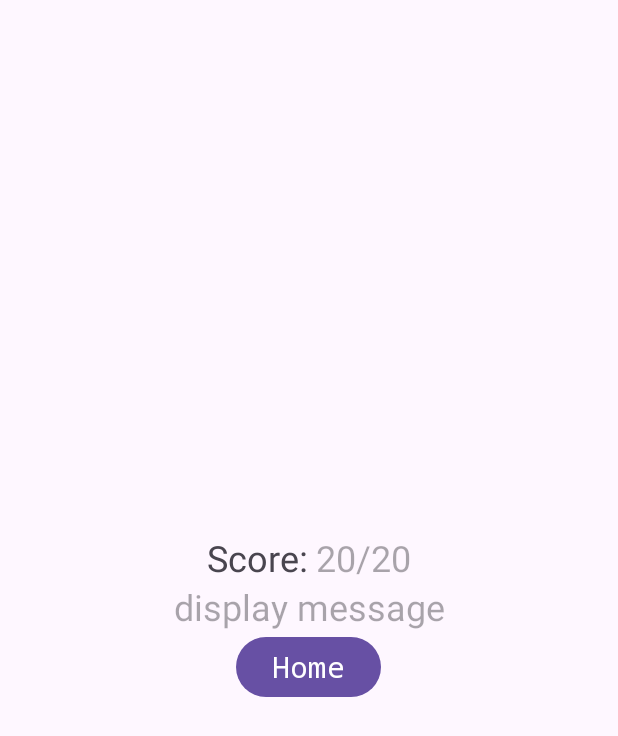
After one commit to jadmdaher/DynamicQuiz, an Android app: the fragment StatisticsFragment shown on its own in the app's theme, on a phone screen of 412 x 824 dp. The commit adds this screen. Shown: the top 736 px of the screen. Run offline under Robolectric (Android 15) with nearby library versions, the phone set to English and light mode, and no system bars.

```diff
--- a/app/src/main/AndroidManifest.xml
+++ b/app/src/main/AndroidManifest.xml
@@ -13,6 +13,9 @@
         android:theme="@style/Theme.DynamicQuiz"
         tools:targetApi="31">
         <activity
+            android:name=".StatisticsActivity"
+            android:exported="false" />
+        <activity
             android:name=".QuizActivity"
             android:exported="false" />
         <activity
--- a/app/src/main/java/com/example/dynamicquiz/MainActivity.java
+++ b/app/src/main/java/com/example/dynamicquiz/MainActivity.java
@@ -21,6 +21,8 @@ public class MainActivity extends AppCompatActivity {
     public static MyApp myApp;
     public static Database db;
 
+    public static boolean score[] = new boolean[5];
+
     @Override
     protected void onCreate(Bundle savedInstanceState) {
         super.onCreate(savedInstanceState);
@@ -36,6 +38,7 @@ public class MainActivity extends AppCompatActivity {
 
 //        db.writeData();
         quizPageViewModel.setQuestions(db.readData());
+        quizPageViewModel.setScore(score);
 
         mainBinding.startQuiz.setOnClickListener(v -> {
             Intent intent = new Intent(this, QuizActivity.class);
--- a/app/src/main/java/com/example/dynamicquiz/QuizActivity.java
+++ b/app/src/main/java/com/example/dynamicquiz/QuizActivity.java
@@ -25,8 +25,8 @@ public class QuizActivity extends AppCompatActivity {
 //        quizPageViewModel.getAnswer();
 //        quizPageViewModel.getCorrectAnswer();
 
-        QuestionFragmentStateAdapter stateAdapter = new QuestionFragmentStateAdapter(this, quizBinding.tabLayout, quizBinding.viewPager);
-        quizBinding.viewPager.setAdapter(stateAdapter);
-        stateAdapter.setUpTabLayoutMediator();
+        QuestionFragmentStateAdapter stateAdapter1 = new QuestionFragmentStateAdapter(this, quizBinding.tabLayout, quizBinding.viewPager);
+        quizBinding.viewPager.setAdapter(stateAdapter1);
+        stateAdapter1.setUpTabLayoutMediator();
     }
 }
--- /dev/null
+++ b/app/src/main/java/com/example/dynamicquiz/StatisticsFragment.java
@@ -0,0 +1,40 @@
+package com.example.dynamicquiz;
+
+import android.os.Bundle;
+
+import androidx.fragment.app.Fragment;
+
+import android.view.LayoutInflater;
+import android.view.View;
+import android.view.ViewGroup;
+
+public class StatisticsFragment extends Fragment {
+    public StatisticsFragment() {
+        // Required empty public constructor
+    }
+
+    public static StatisticsFragment newInstance() {
+        StatisticsFragment fragment = new StatisticsFragment();
+        Bundle args = new Bundle();
+//        args.putString(ARG_PARAM1, param1);
+//        args.putString(ARG_PARAM2, param2);
+        fragment.setArguments(args);
+        return fragment;
+    }
+
+    @Override
+    public void onCreate(Bundle savedInstanceState) {
+        super.onCreate(savedInstanceState);
+        if (getArguments() != null) {
+//            mParam1 = getArguments().getString(ARG_PARAM1);
+//            mParam2 = getArguments().getString(ARG_PARAM2);
+        }
+    }
+
+    @Override
+    public View onCreateView(LayoutInflater inflater, ViewGroup container,
+                             Bundle savedInstanceState) {
+        // Inflate the layout for this fragment
+        return inflater.inflate(R.layout.fragment_statistics, container, false);
+    }
+}
--- a/app/src/main/res/drawable/button_background.xml
+++ b/app/src/main/res/drawable/button_background.xml
@@ -1,5 +1,5 @@
 <shape xmlns:android="http://schemas.android.com/apk/res/android"
     android:shape="rectangle">
     <corners android:radius="25dp" />
-    <solid android:color="#AF325F" />
+    <solid android:color="@color/purple_200" />
 </shape>
--- a/app/src/main/res/layout/activity_quiz.xml
+++ b/app/src/main/res/layout/activity_quiz.xml
@@ -5,8 +5,6 @@
     android:layout_width="match_parent"
     android:layout_height="match_parent"
     tools:context=".QuizActivity">
-
-
 
     <ImageView
         android:id="@+id/myImageView"
--- /dev/null
+++ b/app/src/main/res/layout/fragment_statistics.xml
@@ -0,0 +1,58 @@
+<?xml version="1.0" encoding="utf-8"?>
+<FrameLayout xmlns:android="http://schemas.android.com/apk/res/android"
+    xmlns:tools="http://schemas.android.com/tools"
+    android:layout_width="match_parent"
+    android:layout_height="match_parent"
+    tools:context=".StatisticsFragment">
+
+    <LinearLayout
+        android:layout_width="match_parent"
+        android:layout_height="match_parent"
+        android:orientation="vertical">
+
+        <View
+            android:layout_width="match_parent"
+            android:layout_height="0dp"
+            android:layout_weight="0.5"/>
+        <LinearLayout
+            android:layout_width="wrap_content"
+            android:layout_height="wrap_content"
+            android:orientation="horizontal"
+            android:layout_gravity="center">
+            <TextView
+                android:layout_width="wrap_content"
+                android:layout_height="wrap_content"
+                android:text="Score: "
+                android:textSize="24sp"
+                android:textAlignment="center"/>
+            <TextView
+                android:id="@+id/score"
+                android:layout_width="wrap_content"
+                android:layout_height="match_parent"
+                android:hint="20/20"
+                android:textAlignment="center"
+                android:textSize="24sp"/>
+        </LinearLayout>
+        <TextView
+            android:id="@+id/displayMessage"
+            android:layout_width="match_parent"
+            android:layout_height="wrap_content"
+            android:hint="display message"
+            android:textSize="24sp"
+            android:textAlignment="center"/>
+        <Button
+            android:id="@+id/homeButton"
+            android:layout_width="wrap_content"
+            android:layout_height="wrap_content"
+            android:text="Home"
+            android:textSize="20sp"
+            android:textAllCaps="false"
+            android:layout_gravity="center"
+            android:fontFamily="monospace"/>
+        <View
+            android:layout_width="match_parent"
+            android:layout_height="0dp"
+            android:layout_weight="0.5"/>
+    </LinearLayout>
+
+</FrameLayout>
--- a/app/src/main/res/values/colors.xml
+++ b/app/src/main/res/values/colors.xml
@@ -5,6 +5,8 @@
     <color name="purple_700">#FF3700B3</color>
     <color name="teal_200">#FF03DAC5</color>
     <color name="teal_700">#FF018786</color>
+    <color name="green">#008000</color>
+    <color name="red">#FF0000</color>
     <color name="black">#FF000000</color>
     <color name="white">#FFFFFFFF</color>
 </resources>
```
Also changed, not shown: app/src/main/java/com/example/dynamicquiz/Database.java (+6 -41 lines), app/src/main/java/com/example/dynamicquiz/QuestionFragment.java (+45 -1 lines), app/src/main/java/com/example/dynamicquiz/QuestionFragmentStateAdapter.java (+8 -7 lines), app/src/main/java/com/example/dynamicquiz/QuizPageViewModel.java (+20 -0 lines), app/src/main/java/com/example/dynamicquiz/SubmitFragment.java (added, +60 -0 lines), app/src/main/res/layout/fragment_submit.xml (added, +48 -0 lines).
